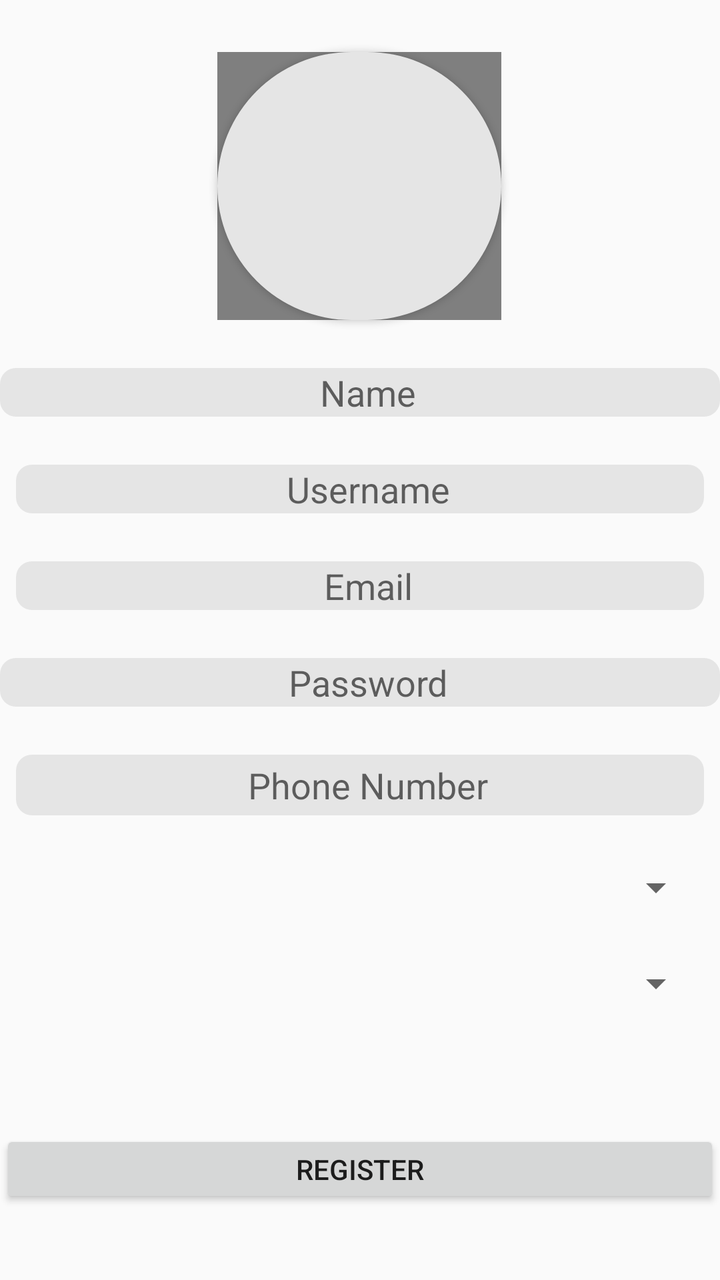
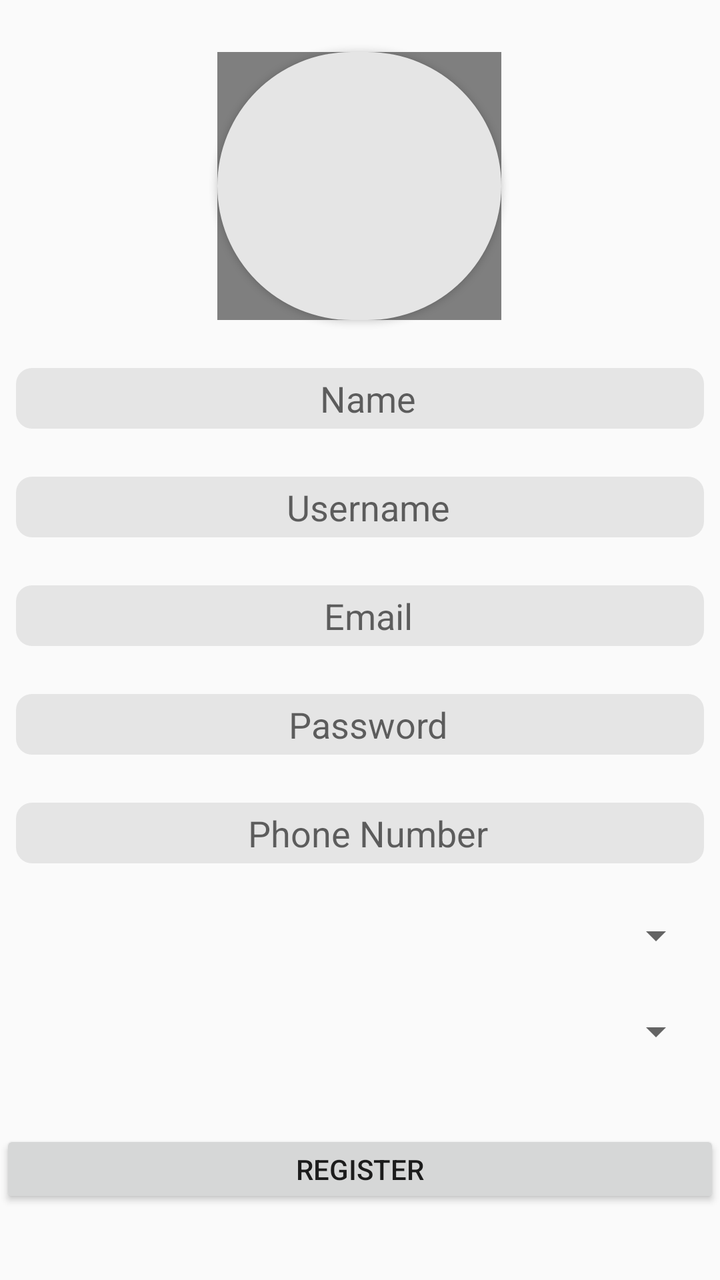

Before-and-after screenshots of an Android layout around one commit, followed by the original layout XML and the change that was made.
<!-- AndroidManifest.xml: application theme AppTheme -->
<!-- res/layout/activity_register.xml -->
<?xml version="1.0" encoding="utf-8"?>
<androidx.constraintlayout.widget.ConstraintLayout xmlns:android="http://schemas.android.com/apk/res/android"
    xmlns:app="http://schemas.android.com/apk/res-auto"
    xmlns:tools="http://schemas.android.com/tools"
    android:id="@+id/relativeLayout"
    android:layout_width="match_parent"
    android:layout_height="match_parent"
    tools:context=".RegisterActivity">


    <Button
        android:id="@+id/btn_selected_photo"
        android:layout_width="0dp"
        android:layout_height="0dp"
        android:background="@drawable/bg_button__img_rounded"
        app:layout_constraintBottom_toBottomOf="@+id/img_photo"
        app:layout_constraintEnd_toEndOf="@+id/img_photo"
        app:layout_constraintHorizontal_bias="1.0"
        app:layout_constraintStart_toStartOf="@+id/img_photo"
        app:layout_constraintTop_toTopOf="@+id/img_photo"
        app:layout_constraintVertical_bias="1.0" />

    <EditText
        android:id="@+id/edit_email_register"
        android:layout_width="0dp"
        android:layout_height="wrap_content"
        android:layout_marginStart="8dp"
        android:layout_marginTop="24dp"
        android:layout_marginEnd="8dp"
        android:autofillHints=""
        android:background="@drawable/bg_edittext_rounded"
        android:ems="10"
        android:gravity="center"
        android:hint="@string/login_email"
        android:inputType="textEmailAddress"
        android:paddingLeft="8dp"
        app:layout_constraintEnd_toEndOf="parent"
        app:layout_constraintHorizontal_bias="0.0"
        app:layout_constraintStart_toStartOf="parent"
        app:layout_constraintTop_toBottomOf="@+id/edittext_username_register" />

    <EditText
        android:id="@+id/edit_password_register"
        android:layout_width="match_parent"
        android:layout_height="wrap_content"
        android:layout_marginTop="24dp"
        android:background="@drawable/bg_edittext_rounded"
        android:ems="10"
        android:gravity="center"
        android:hint="@string/login_password"
        android:importantForAutofill="no"
        android:inputType="textPassword"
        android:paddingLeft="8dp"
        app:layout_constraintEnd_toEndOf="parent"
        app:layout_constraintHorizontal_bias="0.0"
        app:layout_constraintStart_toStartOf="parent"
        app:layout_constraintTop_toBottomOf="@+id/edit_email_register" />

    <EditText
        android:id="@+id/edittext_name_register"
        android:layout_width="match_parent"
        android:layout_height="wrap_content"
        android:layout_marginTop="24dp"
        android:background="@drawable/bg_edittext_rounded"
        android:ems="10"
        android:gravity="center"
        android:hint="@string/register_name"
        android:inputType="textPersonName"
        android:paddingLeft="8dp"
        app:layout_constraintEnd_toEndOf="parent"
        app:layout_constraintHorizontal_bias="0.0"
        app:layout_constraintStart_toStartOf="parent"
        app:layout_constraintTop_toBottomOf="@+id/img_photo" />

    <EditText
        android:id="@+id/edittext_username_register"
        android:layout_width="match_parent"
        android:layout_height="0dp"
        android:layout_marginStart="8dp"
        android:layout_marginTop="24dp"
        android:layout_marginEnd="8dp"
        android:background="@drawable/bg_edittext_rounded"
        android:ems="10"
        android:gravity="center"
        android:hint="@string/register_username"
        android:inputType="textPersonName"
        android:paddingLeft="8dp"
        app:layout_constraintEnd_toEndOf="parent"
        app:layout_constraintHorizontal_bias="0.0"
        app:layout_constraintStart_toStartOf="parent"
        app:layout_constraintTop_toBottomOf="@+id/edittext_name_register" />

    <EditText
        android:id="@+id/edtxtRegisterPhoneNumber"
        android:layout_width="0dp"
        android:layout_height="wrap_content"
        android:layout_marginStart="8dp"
        android:layout_marginTop="24dp"
        android:layout_marginEnd="8dp"
        android:background="@drawable/bg_edittext_rounded"
        android:ems="10"
        android:gravity="center"
        android:hint="Phone Number"
        android:inputType="textPersonName"
        android:paddingLeft="8dp"
        android:paddingTop="3dp"
        android:paddingBottom="3dp"
        app:layout_constraintEnd_toEndOf="parent"
        app:layout_constraintHorizontal_bias="1.0"
        app:layout_constraintStart_toStartOf="parent"
        app:layout_constraintTop_toBottomOf="@+id/edit_password_register" />

    <Spinner
        android:id="@+id/sp_register_area"
        android:layout_width="0dp"
        android:layout_height="wrap_content"
        android:layout_marginStart="8dp"
        android:layout_marginTop="24dp"
        android:layout_marginEnd="8dp"
        app:layout_constraintEnd_toEndOf="parent"
        app:layout_constraintHorizontal_bias="0.0"
        app:layout_constraintStart_toStartOf="parent"
        app:layout_constraintTop_toBottomOf="@+id/edtxtRegisterPhoneNumber" />

    <Spinner
        android:id="@+id/sp_register_line"
        android:layout_width="0dp"
        android:layout_height="wrap_content"
        android:layout_marginStart="8dp"
        android:layout_marginTop="24dp"
        android:layout_marginEnd="8dp"
        app:layout_constraintEnd_toEndOf="parent"
        app:layout_constraintHorizontal_bias="0.0"
        app:layout_constraintStart_toStartOf="parent"
        app:layout_constraintTop_toBottomOf="@+id/sp_register_area" />

    <de.hdodenhof.circleimageview.CircleImageView
        android:id="@+id/img_photo"
        android:layout_width="142dp"
        android:layout_height="134dp"
        android:layout_marginTop="26dp"
        android:layout_marginBottom="26dp"
        app:layout_constraintEnd_toEndOf="parent"
        app:layout_constraintHorizontal_bias="0.498"
        app:layout_constraintStart_toStartOf="parent"
        app:layout_constraintTop_toTopOf="parent" />

    <Button
        android:id="@+id/btn_register"
        android:layout_width="0dp"
        android:layout_height="39dp"
        android:layout_marginBottom="36dp"
        android:text="@string/register"
        app:layout_constraintBottom_toBottomOf="parent"
        app:layout_constraintEnd_toEndOf="parent"
        app:layout_constraintStart_toStartOf="parent" />


</androidx.constraintlayout.widget.ConstraintLayout>
<!-- resources referenced by this layout -->
<resources>
  <!-- drawable bg_button__img_rounded (drawable) -->
  <?xml version="1.0" encoding="utf-8"?>
  <shape xmlns:android="http://schemas.android.com/apk/res/android">
      <solid android:color="@color/white"/>
      <corners android:radius="150dp"/>
  </shape>
  <!-- drawable bg_edittext_rounded (drawable) -->
  <?xml version="1.0" encoding="utf-8"?>
  <shape xmlns:android="http://schemas.android.com/apk/res/android">
      <solid android:color="@color/white"/>
      <corners android:radius="8dp"/>
  </shape>
  <string name="login_email">Email</string>
  <string name="login_password">Password</string>
  <string name="register">Register</string>
  <string name="register_name">Name</string>
  <string name="register_username">Username</string>
  <style name="AppTheme" parent="Theme.AppCompat.Light.NoActionBar">
          
          <item name="colorPrimary">@color/colorPrimary</item>
          <item name="colorPrimaryDark">@color/colorPrimaryDark</item>
          <item name="colorAccent">@color/colorAccent</item>
      </style>
  <color name="white">#e5e5e5</color>
  <color name="colorPrimary">#008577</color>
  <color name="colorPrimaryDark">#00574B</color>
  <color name="colorAccent">#D81B60</color>
</resources>

<!-- the commit's change to res/layout/activity_register.xml (unified diff, before → after) -->
@@ -34,6 +34,8 @@
         android:hint="@string/login_email"
         android:inputType="textEmailAddress"
         android:paddingLeft="8dp"
+        android:paddingTop="3dp"
+        android:paddingBottom="3dp"
         app:layout_constraintEnd_toEndOf="parent"
         app:layout_constraintHorizontal_bias="0.0"
         app:layout_constraintStart_toStartOf="parent"
@@ -51,6 +53,10 @@
         android:importantForAutofill="no"
         android:inputType="textPassword"
         android:paddingLeft="8dp"
+        android:paddingTop="3dp"
+        android:paddingBottom="3dp"
+        android:layout_marginEnd="8dp"
+        android:layout_marginStart="8dp"
         app:layout_constraintEnd_toEndOf="parent"
         app:layout_constraintHorizontal_bias="0.0"
         app:layout_constraintStart_toStartOf="parent"
@@ -63,10 +69,14 @@
         android:layout_marginTop="24dp"
         android:background="@drawable/bg_edittext_rounded"
         android:ems="10"
+        android:layout_marginEnd="8dp"
+        android:layout_marginStart="8dp"
         android:gravity="center"
         android:hint="@string/register_name"
         android:inputType="textPersonName"
         android:paddingLeft="8dp"
+        android:paddingTop="3dp"
+        android:paddingBottom="3dp"
         app:layout_constraintEnd_toEndOf="parent"
         app:layout_constraintHorizontal_bias="0.0"
         app:layout_constraintStart_toStartOf="parent"
@@ -85,6 +95,8 @@
         android:hint="@string/register_username"
         android:inputType="textPersonName"
         android:paddingLeft="8dp"
+        android:paddingTop="3dp"
+        android:paddingBottom="3dp"
         app:layout_constraintEnd_toEndOf="parent"
         app:layout_constraintHorizontal_bias="0.0"
         app:layout_constraintStart_toStartOf="parent"
